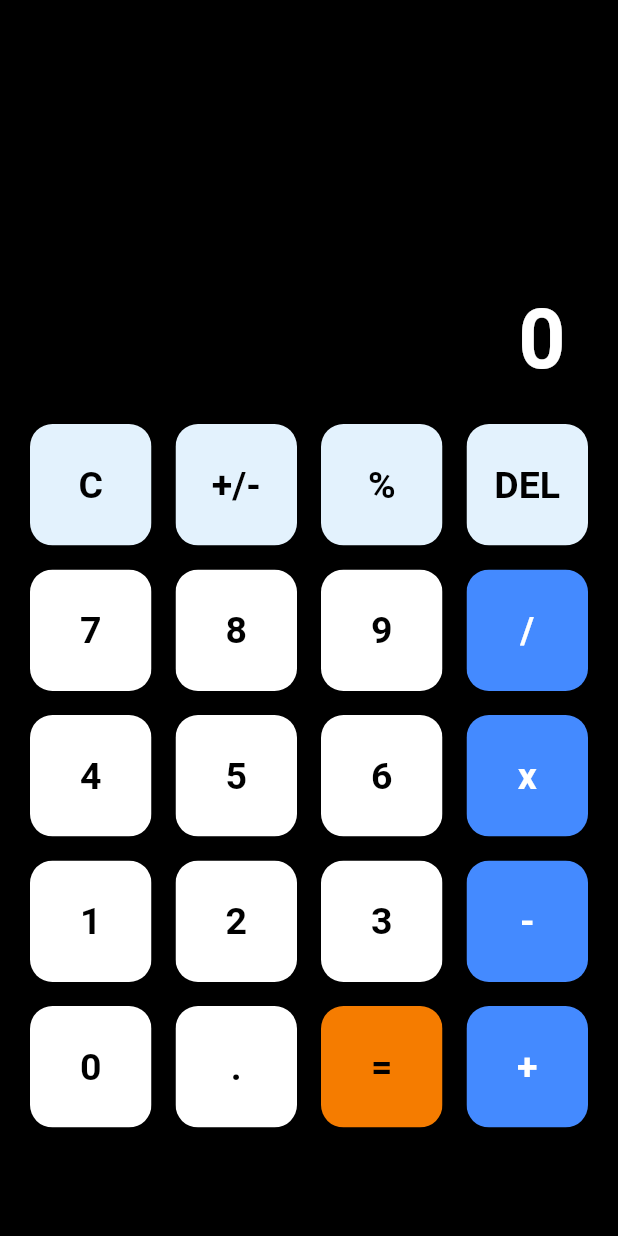
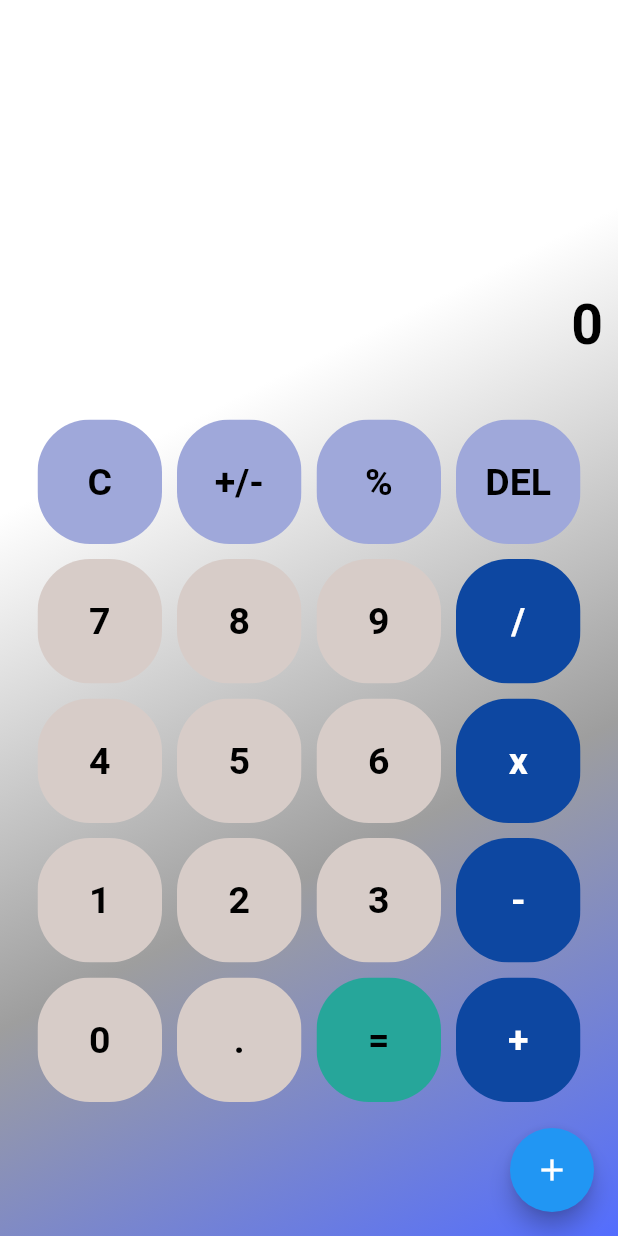
Before and after one commit to priscilha/calculadora, a Flutter app: the screen it shows after launch, on a phone screen of 412 x 824 dp. Run offline on Flutter 3.47's test engine with Material 2 defaults, Android fonts, the phone set to English and light mode, and no system bars; our stand-ins replace math_expressions.

Commit message:
Preparando para temas

```diff
--- a/calculadora/lib/main.dart
+++ b/calculadora/lib/main.dart
@@ -27,6 +27,12 @@ class Home extends StatefulWidget {
 class _HomeState extends State<Home> {
   var userInput = '';
   var answer = '0';
+  List<Color> theme1 = [
+    Colors.white,
+    Colors.white,
+    Colors.grey,
+    Colors.indigoAccent
+  ];
 
   @override
   Widget build(BuildContext context) {
@@ -53,37 +59,43 @@ class _HomeState extends State<Home> {
       '+',
     ];
 
-    return Scaffold(
-      backgroundColor: Colors.black,
+    return Container(
+      decoration: BoxDecoration(
+          gradient: LinearGradient(
+              begin: Alignment.topLeft,
+              end: Alignment.bottomRight,
+              colors: theme1)),
+      child: Scaffold(
+        backgroundColor: Colors.transparent,
         body: Column(
           children: [
             Expanded(
               child: Container(
-              padding: const EdgeInsets.only(left: 20, right: 20, top: 70),
+                padding: const EdgeInsets.only(left: 5, right: 5, top: 50),
                 child: Column(
                   mainAxisAlignment: MainAxisAlignment.spaceEvenly,
                   children: [
                     Container(
                       padding:
-                        const EdgeInsets.only(left: 20, right: 20, top: 70),
+                          const EdgeInsets.only(left: 20, right: 20, top: 50),
                       alignment: Alignment.centerRight,
                       child: Text(
                         userInput,
                         style: const TextStyle(
-                        fontSize: 18,
-                        color: Colors.white,
-                        fontWeight: FontWeight.w200,
+                          fontSize: 20,
+                          color: Colors.black,
+                          fontWeight: FontWeight.w300,
                         ),
                       ),
                     ),
                     Container(
-                    padding: const EdgeInsets.only(left: 15, right: 15),
+                      padding: const EdgeInsets.only(left: 5, right: 5),
                       alignment: Alignment.centerRight,
                       child: Text(
                         answer,
                         style: const TextStyle(
-                        fontSize: 55,
-                        color: Colors.white,
+                          fontSize: 37,
+                          color: Colors.black,
                           fontWeight: FontWeight.bold,
                         ),
                       ),
@@ -95,10 +107,11 @@ class _HomeState extends State<Home> {
             Expanded(
               flex: 2,
               child: Container(
-              margin: const EdgeInsets.symmetric(horizontal: 12),
+                margin: const EdgeInsets.symmetric(horizontal: 20),
                 child: GridView.builder(
                     itemCount: buttons.length,
-                  gridDelegate: const SliverGridDelegateWithFixedCrossAxisCount(
+                    gridDelegate:
+                        const SliverGridDelegateWithFixedCrossAxisCount(
                             crossAxisCount: 4),
                     itemBuilder: (BuildContext context, int index) {
                       // C
@@ -111,7 +124,7 @@ class _HomeState extends State<Home> {
                             });
                           },
                           buttonText: buttons[index],
-                        color: Colors.blue[50],
+                          color: Colors.indigo.shade200,
                           textColor: Colors.black,
                         );
                       }
@@ -120,7 +133,7 @@ class _HomeState extends State<Home> {
                       else if (index == 1) {
                         return MyButton(
                           buttonText: buttons[index],
-                        color: Colors.blue[50],
+                          color: Colors.indigo.shade200,
                           textColor: Colors.black,
                         );
                       }
@@ -134,7 +147,7 @@ class _HomeState extends State<Home> {
                             });
                           },
                           buttonText: buttons[index],
-                        color: Colors.blue[50],
+                          color: Colors.indigo.shade200,
                           textColor: Colors.black,
                         );
                       }
@@ -149,7 +162,7 @@ class _HomeState extends State<Home> {
                             });
                           },
                           buttonText: buttons[index],
-                        color: Colors.blue[50],
+                          color: Colors.indigo.shade200,
                           textColor: Colors.black,
                         );
                       }
@@ -163,7 +176,7 @@ class _HomeState extends State<Home> {
                             });
                           },
                           buttonText: buttons[index],
-                        color: Colors.orange[700],
+                          color: Colors.teal.shade400,
                           textColor: Colors.black,
                         );
                       }
@@ -178,8 +191,8 @@ class _HomeState extends State<Home> {
                           },
                           buttonText: buttons[index],
                           color: isOperator(buttons[index])
-                            ? Colors.blueAccent
-                            : Colors.white,
+                              ? Colors.blue.shade900
+                              : Colors.brown.shade100,
                           textColor: isOperator(buttons[index])
                               ? Colors.white
                               : Colors.black,
@@ -189,6 +202,12 @@ class _HomeState extends State<Home> {
               ),
             )
           ],
+        ),
+        floatingActionButton: FloatingActionButton(
+          onPressed: _changeTheme,
+          tooltip: 'Increment',
+          child: const Icon(Icons.add),
+        ),
       ),
     );
   }
@@ -215,7 +234,13 @@ class _HomeState extends State<Home> {
     ContextModel cm = ContextModel();
     double eval = exp.evaluate(EvaluationType.REAL, cm);
 
-    var f = NumberFormat("###,###.#######", "pt_BR");
+    var f = NumberFormat("###,###,###.################", "pt_BR");
     answer = f.format(eval);
   }
+
+  void _changeTheme() {
+    setState(() {
+      theme1 = [Colors.red, Colors.white, Colors.blue, Colors.grey];
+    });
   }
+}
--- a/calculadora/lib/widgets/button.dart
+++ b/calculadora/lib/widgets/button.dart
@@ -14,9 +14,9 @@ class MyButton extends StatelessWidget {
     return GestureDetector(
       onTap: buttonTapped,
       child: Padding(
-        padding: const EdgeInsets.all(8),
+        padding: const EdgeInsets.all(5),
         child: ClipRRect(
-          borderRadius: BorderRadius.circular(15),
+          borderRadius: BorderRadius.circular(35),
           child: Container(
             alignment: Alignment.center,
             color: color,
--- a/calculadora/pubspec.yaml
+++ b/calculadora/pubspec.yaml
@@ -36,6 +36,7 @@ dependencies:
   cupertino_icons: ^1.0.2
   math_expressions: ^2.2.0
   intl: ^0.17.0
+
 
 dev_dependencies:
   flutter_test:
```
Lines whose indentation alone changed are shown as unchanged.
